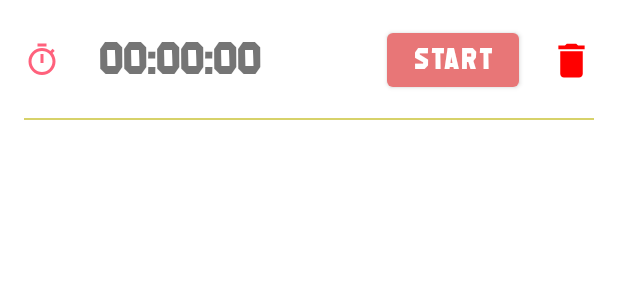
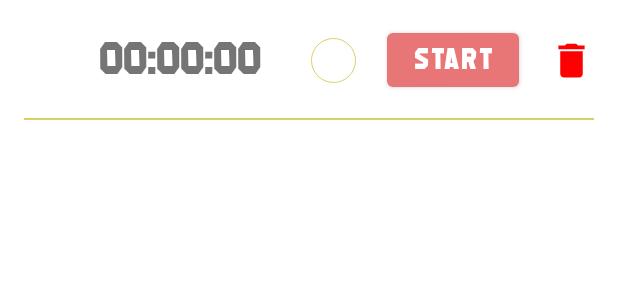
Before and after one commit to Anton-Pankratov/Pomodoro, an Android app: the layout item_timer.xml on its own in the app's theme, with its tools: preview values and no code run, on a phone screen of 412 x 824 dp. Shown: the top 300 px of the screen. Run offline under Robolectric (Android 15) with nearby library versions, the phone set to English and light mode, and no system bars.

Commit message:
feat: complete progress view rendering and add indication on launched/resumed timer

```diff
--- a/app/src/main/java/com/rsschool/pomodoro/presentation/timerDialog/TimePickerDialogFragment.kt
+++ b/app/src/main/java/com/rsschool/pomodoro/presentation/timerDialog/TimePickerDialogFragment.kt
@@ -33,6 +33,11 @@ class TimePickerDialogFragment : DialogFragment() {
         super.onViewCreated(view, savedInstanceState)
         setPickersRanges()
         setStartPickersValues()
+    }
+
+    override fun onDestroyView() {
+        _binding = null
+        super.onDestroyView()
     }
 
     override fun onDismiss(dialog: DialogInterface) {
--- /dev/null
+++ b/app/src/main/res/drawable/bg_progress_edge.xml
@@ -0,0 +1,5 @@
+<?xml version="1.0" encoding="utf-8"?>
+<shape xmlns:android="http://schemas.android.com/apk/res/android" android:shape="oval">
+    <stroke android:color="@color/verdepee" android:width="0.5dp"/>
+    <size android:width="26dp" android:height="26dp"/>
+</shape>
--- a/app/src/main/res/drawable/ic_mock_progress.xml
+++ /dev/null
@@ -1,5 +0,0 @@
-<vector android:height="36dp" android:tint="#FF0000"
-    android:viewportHeight="24" android:viewportWidth="24"
-    android:width="36dp" xmlns:android="http://schemas.android.com/apk/res/android">
-    <path android:fillColor="@android:color/white" android:pathData="M12,2C6.48,2 2,6.48 2,12s4.48,10 10,10 10,-4.48 10,-10S17.52,2 12,2zM10,17l-5,-5 1.41,-1.41L10,14.17l7.59,-7.59L19,8l-9,9z"/>
-</vector>
--- a/app/src/main/res/drawable/ic_timer_pause.xml
+++ /dev/null
@@ -1,5 +0,0 @@
-<vector android:height="36dp" android:tint="@color/verdepee"
-    android:viewportHeight="24" android:viewportWidth="24"
-    android:width="36dp" xmlns:android="http://schemas.android.com/apk/res/android">
-    <path android:fillColor="@android:color/white" android:pathData="M9,16h2L11,8L9,8v8zM12,2C6.48,2 2,6.48 2,12s4.48,10 10,10 10,-4.48 10,-10S17.52,2 12,2zM12,20c-4.41,0 -8,-3.59 -8,-8s3.59,-8 8,-8 8,3.59 8,8 -3.59,8 -8,8zM13,16h2L15,8h-2v8z"/>
-</vector>
--- a/app/src/main/res/drawable/ic_timer_play.xml
+++ /dev/null
@@ -1,5 +0,0 @@
-<vector android:height="36dp" android:tint="@color/verdepee"
-    android:viewportHeight="24" android:viewportWidth="24"
-    android:width="36dp" xmlns:android="http://schemas.android.com/apk/res/android">
-    <path android:fillColor="@android:color/white" android:pathData="M10,16.5l6,-4.5 -6,-4.5v9zM12,2C6.48,2 2,6.48 2,12s4.48,10 10,10 10,-4.48 10,-10S17.52,2 12,2zM12,20c-4.41,0 -8,-3.59 -8,-8s3.59,-8 8,-8 8,3.59 8,8 -3.59,8 -8,8z"/>
-</vector>
--- a/app/src/main/res/drawable/ic_timer_replay.xml
+++ /dev/null
@@ -1,5 +0,0 @@
-<vector android:height="36dp" android:tint="@color/verdepee"
-    android:viewportHeight="24" android:viewportWidth="24"
-    android:width="36dp" xmlns:android="http://schemas.android.com/apk/res/android">
-    <path android:fillColor="@android:color/white" android:pathData="M12,5V1L7,6l5,5V7c3.31,0 6,2.69 6,6s-2.69,6 -6,6 -6,-2.69 -6,-6H4c0,4.42 3.58,8 8,8s8,-3.58 8,-8 -3.58,-8 -8,-8z"/>
-</vector>
--- a/app/src/main/res/layout/item_timer.xml
+++ b/app/src/main/res/layout/item_timer.xml
@@ -8,7 +8,6 @@
     android:layout_marginEnd="16dp"
     android:background="@drawable/bg_item_bottom_edge"
     android:gravity="center_vertical"
-    android:orientation="horizontal"
     android:paddingTop="16dp"
     android:paddingBottom="16dp">
 
@@ -16,32 +15,31 @@
         android:id="@+id/indicator_icon"
         android:layout_width="wrap_content"
         android:layout_height="wrap_content"
-        android:layout_weight="1"
         android:contentDescription="@null"
+        android:src="@drawable/ic_timer_on_indicator"
+        android:visibility="gone"
         app:layout_constraintBottom_toBottomOf="parent"
         app:layout_constraintStart_toStartOf="parent"
-        app:layout_constraintTop_toTopOf="parent"
-        tools:src="@drawable/ic_timer_on_indicator" />
+        app:layout_constraintTop_toTopOf="parent" />
 
     <androidx.constraintlayout.widget.Guideline
         android:id="@+id/guideline_left"
         android:layout_width="wrap_content"
         android:layout_height="wrap_content"
         android:orientation="vertical"
-        app:layout_constraintGuide_percent="0.1"/>
+        app:layout_constraintGuide_percent="0.1" />
 
     <com.google.android.material.textview.MaterialTextView
         android:id="@+id/time_text"
         android:layout_width="wrap_content"
         android:layout_height="wrap_content"
-        android:layout_weight="1"
         android:fontFamily="@font/machine_gunk"
         android:gravity="center_horizontal"
         android:textSize="30sp"
+        app:layout_constraintBottom_toBottomOf="parent"
+        app:layout_constraintEnd_toStartOf="@id/guideline_right"
+        app:layout_constraintStart_toEndOf="@id/guideline_left"
         app:layout_constraintTop_toTopOf="parent"
-        app:layout_constraintBottom_toBottomOf="parent"
-        app:layout_constraintStart_toEndOf="@id/guideline_left"
-        app:layout_constraintEnd_toStartOf="@id/guideline_right"
         tools:text="00:00:00" />
 
     <androidx.constraintlayout.widget.Guideline
@@ -49,42 +47,39 @@
         android:layout_width="wrap_content"
         android:layout_height="wrap_content"
         android:orientation="vertical"
-        app:layout_constraintGuide_percent="0.45"/>
+        app:layout_constraintGuide_percent="0.45" />
 
     <com.rsschool.pomodoro.presentation.progress.TimeProgressView
         android:id="@+id/progress_view"
         android:layout_width="30dp"
         android:layout_height="30dp"
-        android:layout_weight="1"
+        android:background="@drawable/bg_progress_edge"
         android:contentDescription="@null"
-        android:src="@drawable/ic_mock_progress"
-        app:layout_constraintTop_toTopOf="parent"
+        app:layout_constraintBottom_toBottomOf="parent"
         app:layout_constraintEnd_toStartOf="@id/timer_control_btn"
-        app:layout_constraintBottom_toBottomOf="parent"
-        app:layout_constraintStart_toEndOf="@id/guideline_right"/>
+        app:layout_constraintStart_toEndOf="@id/guideline_right"
+        app:layout_constraintTop_toTopOf="parent" />
 
     <com.google.android.material.button.MaterialButton
         android:id="@+id/timer_control_btn"
         android:layout_width="wrap_content"
         android:layout_height="wrap_content"
-        android:layout_weight="1"
         android:elevation="6dp"
         android:fontFamily="@font/machine_gunk"
         android:text="@string/button_start"
-        app:layout_constraintTop_toTopOf="parent"
+        android:textSize="20sp"
         app:layout_constraintBottom_toBottomOf="parent"
         app:layout_constraintEnd_toStartOf="@id/delete_timer_btn"
         app:layout_constraintStart_toEndOf="@id/progress_view"
-        android:textSize="20sp" />
+        app:layout_constraintTop_toTopOf="parent" />
 
     <ImageView
         android:id="@+id/delete_timer_btn"
         android:layout_width="wrap_content"
         android:layout_height="wrap_content"
-        android:layout_weight="1"
         android:contentDescription="@null"
-        app:layout_constraintTop_toTopOf="parent"
+        android:src="@drawable/ic_timer_delete"
         app:layout_constraintBottom_toBottomOf="parent"
         app:layout_constraintEnd_toEndOf="parent"
-        android:src="@drawable/ic_timer_delete" />
+        app:layout_constraintTop_toTopOf="parent" />
 </androidx.constraintlayout.widget.ConstraintLayout>
```
Also changed, not shown: app/src/main/java/com/rsschool/pomodoro/presentation/PomodoroActivity.kt (+12 -0 lines), app/src/main/java/com/rsschool/pomodoro/presentation/adapter/TimersAdapter.kt (+13 -12 lines), app/src/main/java/com/rsschool/pomodoro/presentation/adapter/ViewHolders.kt (+14 -8 lines), app/src/main/java/com/rsschool/pomodoro/presentation/progress/TimeProgressView.kt (+6 -2 lines), app/src/main/java/com/rsschool/pomodoro/utils/extensions.kt (+25 -0 lines), app/src/main/res/drawable/indicator_animation_list.xml (added, +10 -0 lines), domain/src/main/java/com/rsschool/domain/entity/ShowTimer.kt (+23 -8 lines).
